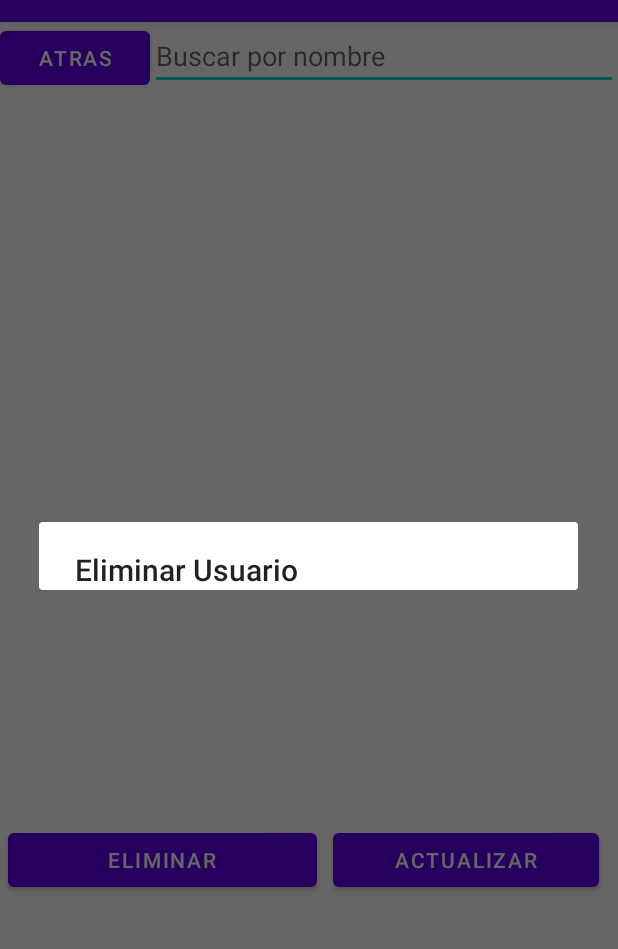
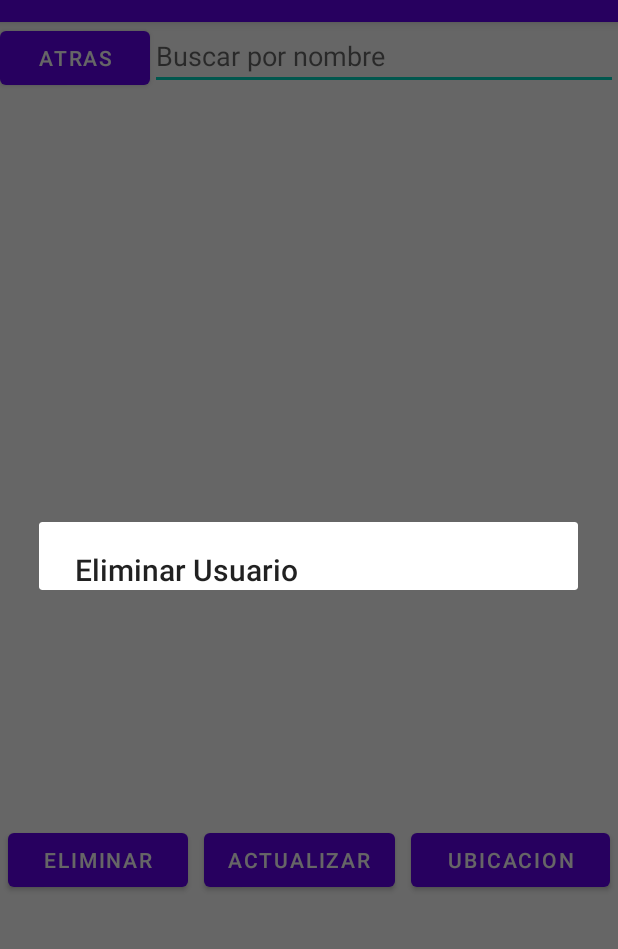
Before and after one commit to JenniferVarela/PM1ExamenGrupo2, an Android app: the ActivityListarContactos screen opened directly, with no data from a screen before it, after a tap on "ELIMINAR", on a phone screen of 412 x 824 dp, the part 62-1011 px from its top. Run offline under Robolectric (Android 15) with nearby library versions, the phone set to English and light mode, and no system bars; our stand-ins replace Volley; network calls fail; 1 statement that could not run was skipped.

Commit message:
se agrego otra forma de ir a la ubicacion en el modo listar, usando un boton.

```diff
--- a/app/src/main/java/com/example/pm1examengrupo2/ActivityListarContactos.java
+++ b/app/src/main/java/com/example/pm1examengrupo2/ActivityListarContactos.java
@@ -41,7 +41,7 @@ public class ActivityListarContactos extends AppCompatActivity {
     ListView listUsuario;
     List<Usuario> usuarioList;
     ArrayList<String> arrayUsuario;
-    Button btnActualizar, btnAtras, btnEliminar;
+    Button btnActualizar, btnAtras, btnEliminar, btnUbicacion;
     Usuario usuario;
     EditText buscar;
     ArrayAdapter adp;
@@ -69,6 +69,7 @@ public class ActivityListarContactos extends AppCompatActivity {
         btnActualizar = (Button) findViewById(R.id.alcbtnActualizar);
         btnAtras = (Button) findViewById(R.id.alcbtnAtras);
         btnEliminar = (Button) findViewById(R.id.alcbtnEliminar);
+        btnUbicacion = (Button) findViewById(R.id.btnUbicacion);
 
         buscar = (EditText) findViewById(R.id.alctxtbuscar);
 
@@ -159,6 +160,16 @@ public class ActivityListarContactos extends AppCompatActivity {
 
                 // show it
                 alertDialog.show();
+            }
+        });
+
+        btnUbicacion.setOnClickListener(new View.OnClickListener() {
+            @Override
+            public void onClick(View view) {
+                Intent intent = new Intent(getApplicationContext(),MapsActivity.class);
+                intent.putExtra("latitud", usuario.getLatitud());
+                intent.putExtra("longitud", usuario.getLongitud());
+                startActivity(intent);
             }
         });
 
--- a/app/src/main/java/com/example/pm1examengrupo2/ActivityUsuario.java
+++ b/app/src/main/java/com/example/pm1examengrupo2/ActivityUsuario.java
@@ -200,7 +200,7 @@ public class ActivityUsuario extends AppCompatActivity {
                 tomarFoto();
             }
         }else{
-            Toast.makeText(getApplicationContext(),"Se necesitan permisos de acceso a la camara",Toast.LENGTH_LONG).show();
+            Toast.makeText(getApplicationContext(),"Se necesitan permisos",Toast.LENGTH_LONG).show();
         }
         //permiso para GPS
         if (requestCode == 1000) {
--- a/app/src/main/res/layout/activity_listar_contactos.xml
+++ b/app/src/main/res/layout/activity_listar_contactos.xml
@@ -59,17 +59,26 @@
 
             <Button
                 android:id="@+id/alcbtnEliminar"
-                android:layout_width="206dp"
+                android:layout_width="120dp"
                 android:layout_height="wrap_content"
                 android:layout_margin="5dp"
                 android:text="Eliminar" />
 
             <Button
                 android:id="@+id/alcbtnActualizar"
-                android:layout_width="177dp"
+                android:layout_width="wrap_content"
                 android:layout_height="wrap_content"
                 android:layout_margin="5dp"
                 android:text="Actualizar" />
+
+            <Button
+                android:id="@+id/btnUbicacion"
+                android:layout_width="wrap_content"
+                android:layout_height="wrap_content"
+                android:layout_margin="5dp"
+                android:layout_weight="1"
+                android:text="Ubicacion" />
+
         </LinearLayout>
 
     </LinearLayout>
```
